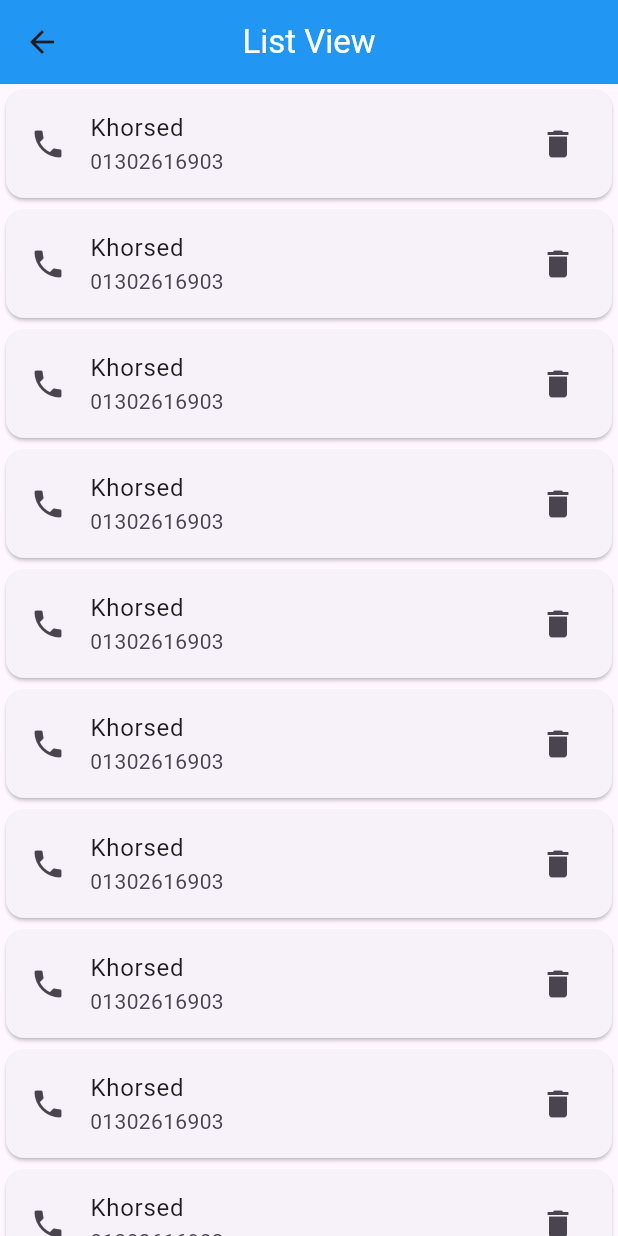
After one commit to Khorsed-Alam/flutter2, a Flutter app: the listview screen opened directly, on a phone screen of 412 x 824 dp. The commit adds this screen. Run offline on Flutter 3.47's test engine with Material 3 defaults, Android fonts, the phone set to English and light mode, and no system bars; network calls fail.

Commit message:
list view, Navigator.puhs

```diff
--- a/lib/app.dart
+++ b/lib/app.dart
@@ -4,13 +4,15 @@
 import 'package:flutter/cupertino.dart';
 import 'package:flutter/material.dart';
 import 'package:flutter2/image_formissues.dart';
+import 'package:flutter2/listview.dart';
 import 'package:flutter2/textfield.dart';
 
 import 'Button.dart';
 import 'Home.dart';
 
+
 class MyApp extends StatelessWidget{
-  MyApp({super.key});
+  const MyApp({super.key});
 
   @override
   Widget build (BuildContext context){
--- a/lib/image_formissues.dart
+++ b/lib/image_formissues.dart
@@ -1,5 +1,6 @@
 
 import 'package:flutter/material.dart';
+import 'package:flutter2/listview.dart';
 
 class image_formissues  extends StatelessWidget {
     image_formissues ({super.key});
@@ -108,10 +109,16 @@ class image_formissues  extends StatelessWidget {
                 SizedBox(
                   width: 300,
                   child: ElevatedButton(onPressed: (){
+
+                    // if(_formKey.currentState!.validate()){
+                    //   ScaffoldMessenger.of(context).showSnackBar(
+                    //     SnackBar(content: Text('Login Successful '),)
+                    //   );
+                    // }
+
                     if(_formKey.currentState!.validate()){
-                      ScaffoldMessenger.of(context).showSnackBar(
-                        SnackBar(content: Text('Login Successful '),)
-                      );
+                      Navigator.push(context, MaterialPageRoute(builder: (context)=>listview()));
+
                     }
 
                   }, child: Text('Login')),
--- /dev/null
+++ b/lib/listview.dart
@@ -0,0 +1,34 @@
+
+import 'package:flutter/material.dart';
+
+class listview extends StatelessWidget {
+  const listview({super.key});
+
+  @override
+  Widget build(BuildContext context) {
+    return Scaffold(
+
+      appBar: AppBar(
+        backgroundColor: Colors.blue,
+        centerTitle: true,
+        title: Text('List View',style:
+          TextStyle(
+            color: Colors.white,
+          ),),
+      ),
+      body:ListView.builder(
+          itemCount: 50,
+          itemBuilder: (context,index){
+            return Card(
+              child: ListTile(
+                leading: Icon(Icons.phone),
+                trailing: Icon(Icons.delete),
+                title: Text('Khorsed'),
+                subtitle: Text('01302616903'),
+              ),
+            );
+          },
+
+    ));
+  }
+}
```
